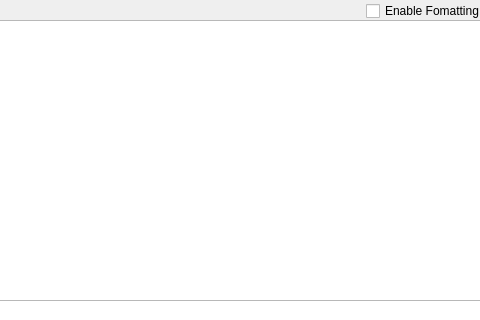
combofish/clipboard-formatting-tool, file widget.ui: the form before one commit; both pictures show x 154 to 634 and y 0 to 320 of the 800 by 600 pixel window.
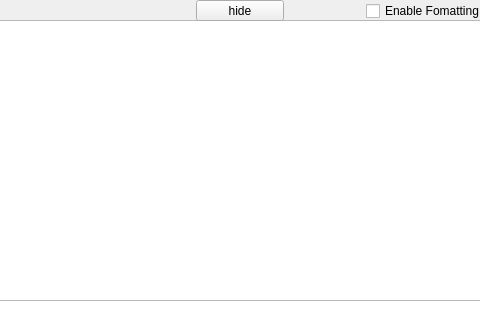
The form after the commit. Icons and pictures are not drawn.

Patch:
```diff
--- a/widget.ui
+++ b/widget.ui
@@ -63,6 +63,19 @@
     <string>Auto Copy</string>
    </property>
   </widget>
+  <widget class="QPushButton" name="hide_btn">
+   <property name="geometry">
+    <rect>
+     <x>350</x>
+     <y>0</y>
+     <width>88</width>
+     <height>21</height>
+    </rect>
+   </property>
+   <property name="text">
+    <string>hide</string>
+   </property>
+  </widget>
  </widget>
  <resources>
   <include location="rc.qrc"/>
```
